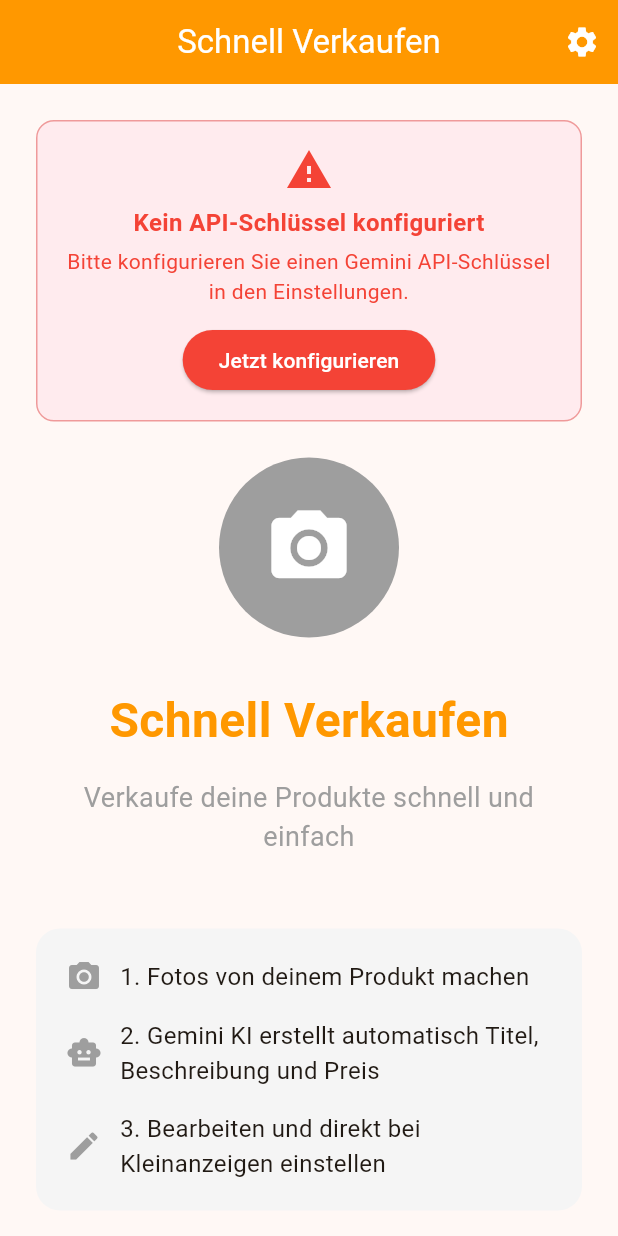
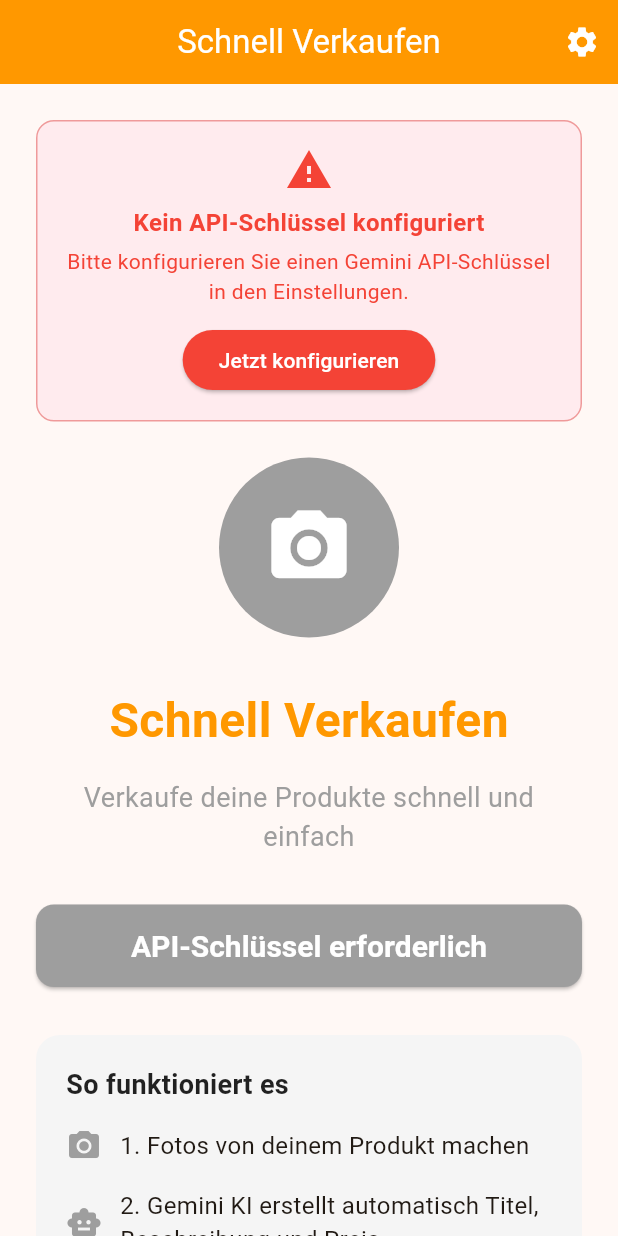
Before and after one commit to Redstonekey/schnell_verkauf, a Flutter app: the HomeScreen screen opened directly, on a phone screen of 412 x 824 dp. Run offline on Flutter 3.47's test engine with Material 3 defaults, Android fonts, the phone set to English and light mode, and no system bars; our stand-ins replace camera, google_generative_ai, google_mobile_ads, image_picker, permission_handler, shared_preferences and 1 more; accounts and stored records are empty; network calls fail.

Commit message:
Refactor image preview dialog layout for better aspect ratio handling and improve button positioning on home screen

```diff
--- a/lib/screens/home_screen.dart
+++ b/lib/screens/home_screen.dart
@@ -226,7 +226,7 @@
               ),
               textAlign: TextAlign.center,
             ),
-            const SizedBox(height: 48),
+            const SizedBox(height: 32),
             ValueListenableBuilder(
               valueListenable: AdsService.showAds,
               builder: (context, showAdsValue, _) {
@@ -255,8 +255,26 @@
                 );
               },
             ),
+            // Main action button (CTA moved above the How-To section)
+            SizedBox(
+              width: double.infinity,
+              child: ElevatedButton(
+                onPressed: _navigateToCamera,
+                style: ElevatedButton.styleFrom(
+                  backgroundColor: _hasApiKey ? Colors.orange : Colors.grey,
+                  foregroundColor: Colors.white,
+                  padding: const EdgeInsets.symmetric(vertical: 16),
+                  textStyle: const TextStyle(fontSize: 20, fontWeight: FontWeight.bold),
+                  shape: RoundedRectangleBorder(
+                    borderRadius: BorderRadius.circular(12),
+                  ),
+                ),
+  child: Text(_hasApiKey ? 'Jetzt verkaufen' : 'API-Schlüssel erforderlich'),
+              ),
+            ),
+            const SizedBox(height: 32),
 
-            // Description
+            // Description (How-To) moved below CTA
             Container(
               padding: const EdgeInsets.all(20),
               decoration: BoxDecoration(
@@ -264,7 +282,17 @@
                 borderRadius: BorderRadius.circular(16),
               ),
               child: Column(
+                crossAxisAlignment: CrossAxisAlignment.start,
                 children: [
+                  const Text(
+                    'So funktioniert es',
+                    style: TextStyle(
+                      fontSize: 18,
+                      fontWeight: FontWeight.w600,
+                      color: Colors.black87,
+                    ),
+                  ),
+                  const SizedBox(height: 16),
                   Row(
                     children: [
                       Icon(
@@ -315,26 +343,7 @@
                 ],
               ),
             ),
-            const SizedBox(height: 48),
-
-            // Main action button
-            SizedBox(
-              width: double.infinity,
-              child: ElevatedButton(
-                onPressed: _navigateToCamera,
-                style: ElevatedButton.styleFrom(
-                  backgroundColor: _hasApiKey ? Colors.orange : Colors.grey,
-                  foregroundColor: Colors.white,
-                  padding: const EdgeInsets.symmetric(vertical: 16),
-                  textStyle: const TextStyle(fontSize: 20, fontWeight: FontWeight.bold),
-                  shape: RoundedRectangleBorder(
-                    borderRadius: BorderRadius.circular(12),
-                  ),
-                ),
-        child: Text(_hasApiKey ? 'KI-Assistent starten' : 'API-Schlüssel erforderlich'),
-              ),
-            ),
-      const SizedBox(height: 16),
+            const SizedBox(height: 16),
                   ],
                 ),
               ),
```
Also changed, not shown: lib/screens/camera_screen.dart (+33 -6 lines).
